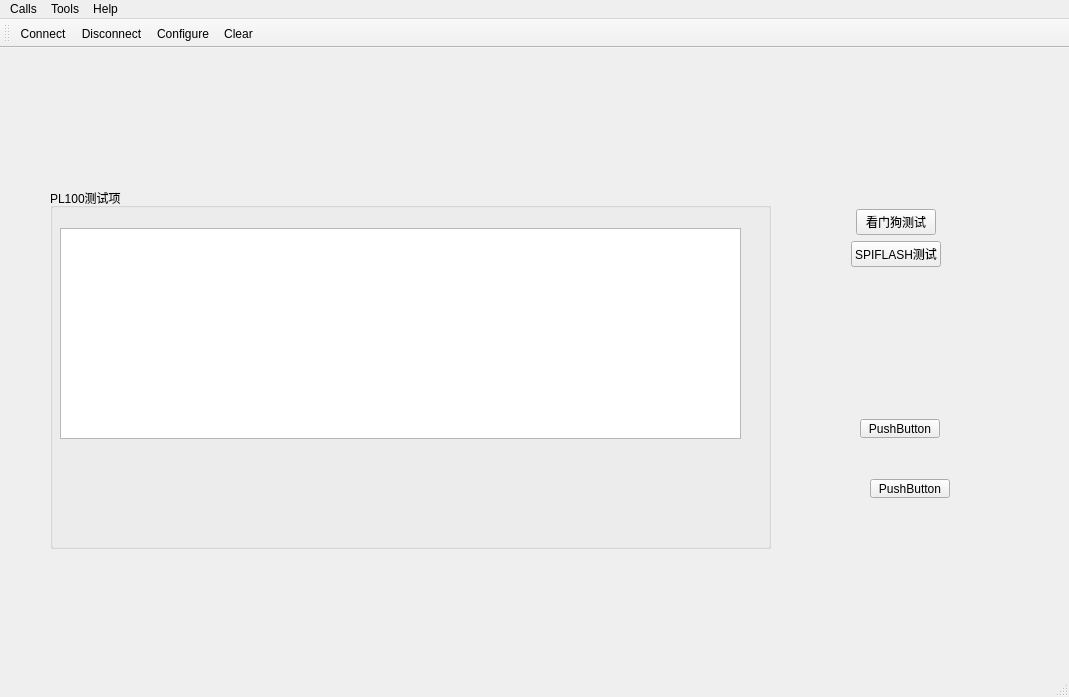
This is mainwindow.ui in 11494032/qt-serial as Qt 5 draws it before an edit. The edited form follows.
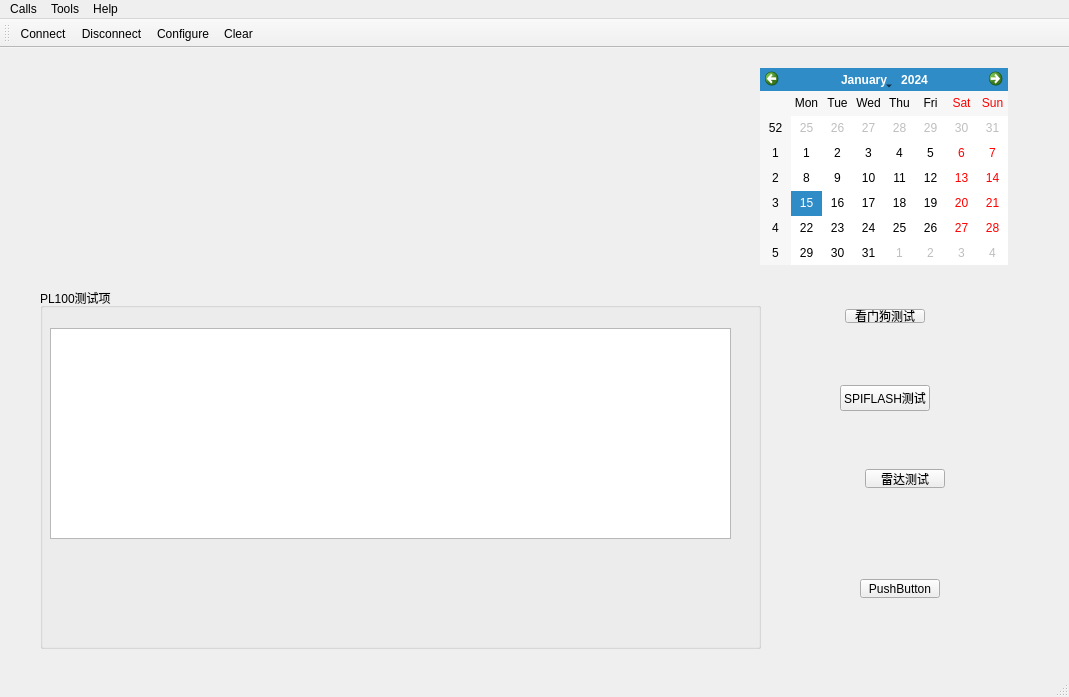
This is the edited form. Icons and pictures are not drawn.

Commit message: * 增加测试数据接口

What changed in the file:
```diff
--- a/mainwindow.ui
+++ b/mainwindow.ui
@@ -17,8 +17,8 @@
    <widget class="QGroupBox" name="groupBox">
     <property name="geometry">
      <rect>
-      <x>50</x>
-      <y>140</y>
+      <x>40</x>
+      <y>240</y>
       <width>721</width>
       <height>361</height>
      </rect>
@@ -40,97 +40,11 @@
      </property>
     </widget>
    </widget>
-   <widget class="QWidget" name="verticalLayoutWidget">
-    <property name="geometry">
-     <rect>
-      <x>780</x>
-      <y>150</y>
-      <width>231</width>
-      <height>80</height>
-     </rect>
-    </property>
-    <layout class="QVBoxLayout" name="verticalLayout_2">
-     <item>
-      <layout class="QHBoxLayout" name="horizontalLayout_2">
-       <item>
-        <spacer name="horizontalSpacer_3">
-         <property name="orientation">
-          <enum>Qt::Horizontal</enum>
-         </property>
-         <property name="sizeHint" stdset="0">
-          <size>
-           <width>40</width>
-           <height>20</height>
-          </size>
-         </property>
-        </spacer>
-       </item>
-       <item>
-        <widget class="QPushButton" name="wdtPushButton">
-         <property name="text">
-          <string>看门狗测试</string>
-         </property>
-        </widget>
-       </item>
-       <item>
-        <spacer name="horizontalSpacer_4">
-         <property name="orientation">
-          <enum>Qt::Horizontal</enum>
-         </property>
-         <property name="sizeHint" stdset="0">
-          <size>
-           <width>40</width>
-           <height>20</height>
-          </size>
-         </property>
-        </spacer>
-       </item>
-      </layout>
-     </item>
-     <item>
-      <layout class="QHBoxLayout" name="horizontalLayout">
-       <item>
-        <spacer name="horizontalSpacer_2">
-         <property name="orientation">
-          <enum>Qt::Horizontal</enum>
-         </property>
-         <property name="sizeHint" stdset="0">
-          <size>
-           <width>40</width>
-           <height>20</height>
-          </size>
-         </property>
-        </spacer>
-       </item>
-       <item>
-        <widget class="QPushButton" name="pushButton_2">
-         <property name="text">
-          <string>SPIFLASH测试</string>
-         </property>
-        </widget>
-       </item>
-       <item>
-        <spacer name="horizontalSpacer">
-         <property name="orientation">
-          <enum>Qt::Horizontal</enum>
-         </property>
-         <property name="sizeHint" stdset="0">
-          <size>
-           <width>40</width>
-           <height>20</height>
-          </size>
-         </property>
-        </spacer>
-       </item>
-      </layout>
-     </item>
-    </layout>
-   </widget>
    <widget class="QWidget" name="horizontalLayoutWidget_3">
     <property name="geometry">
      <rect>
-      <x>840</x>
-      <y>420</y>
+      <x>830</x>
+      <y>520</y>
       <width>141</width>
       <height>41</height>
      </rect>
@@ -174,9 +88,9 @@
    <widget class="QWidget" name="horizontalLayoutWidget_4">
     <property name="geometry">
      <rect>
-      <x>830</x>
-      <y>360</y>
-      <width>141</width>
+      <x>810</x>
+      <y>410</y>
+      <width>189</width>
       <height>41</height>
      </rect>
     </property>
@@ -197,7 +111,7 @@
      <item>
       <widget class="QPushButton" name="pushButton_5">
        <property name="text">
-        <string>PushButton</string>
+        <string>雷达测试</string>
        </property>
       </widget>
      </item>
@@ -216,6 +130,106 @@
      </item>
     </layout>
    </widget>
+   <widget class="QCalendarWidget" name="calendarWidget">
+    <property name="geometry">
+     <rect>
+      <x>760</x>
+      <y>20</y>
+      <width>248</width>
+      <height>197</height>
+     </rect>
+    </property>
+   </widget>
+   <widget class="QWidget" name="horizontalLayoutWidget_2">
+    <property name="geometry">
+     <rect>
+      <x>770</x>
+      <y>250</y>
+      <width>229</width>
+      <height>36</height>
+     </rect>
+    </property>
+    <layout class="QHBoxLayout" name="horizontalLayout_2">
+     <item>
+      <spacer name="horizontalSpacer_3">
+       <property name="orientation">
+        <enum>Qt::Horizontal</enum>
+       </property>
+       <property name="sizeHint" stdset="0">
+        <size>
+         <width>40</width>
+         <height>20</height>
+        </size>
+       </property>
+      </spacer>
+     </item>
+     <item>
+      <widget class="QPushButton" name="wdtPushButton">
+       <property name="text">
+        <string>看门狗测试</string>
+       </property>
+      </widget>
+     </item>
+     <item>
+      <spacer name="horizontalSpacer_4">
+       <property name="orientation">
+        <enum>Qt::Horizontal</enum>
+       </property>
+       <property name="sizeHint" stdset="0">
+        <size>
+         <width>40</width>
+         <height>20</height>
+        </size>
+       </property>
+      </spacer>
+     </item>
+    </layout>
+   </widget>
+   <widget class="QWidget" name="horizontalLayoutWidget">
+    <property name="geometry">
+     <rect>
+      <x>770</x>
+      <y>320</y>
+      <width>229</width>
+      <height>61</height>
+     </rect>
+    </property>
+    <layout class="QHBoxLayout" name="horizontalLayout">
+     <item>
+      <spacer name="horizontalSpacer_2">
+       <property name="orientation">
+        <enum>Qt::Horizontal</enum>
+       </property>
+       <property name="sizeHint" stdset="0">
+        <size>
+         <width>40</width>
+         <height>20</height>
+        </size>
+       </property>
+      </spacer>
+     </item>
+     <item>
+      <widget class="QPushButton" name="spiPushButton">
+       <property name="text">
+        <string>SPIFLASH测试</string>
+       </property>
+      </widget>
+     </item>
+     <item>
+      <spacer name="horizontalSpacer">
+       <property name="orientation">
+        <enum>Qt::Horizontal</enum>
+       </property>
+       <property name="sizeHint" stdset="0">
+        <size>
+         <width>40</width>
+         <height>20</height>
+        </size>
+       </property>
+      </spacer>
+     </item>
+    </layout>
+   </widget>
   </widget>
   <widget class="QMenuBar" name="menuBar">
    <property name="geometry">
```
Left out of the diff: 2 changed lines with no effect on the pictures. The commit also changes 2 other files.
